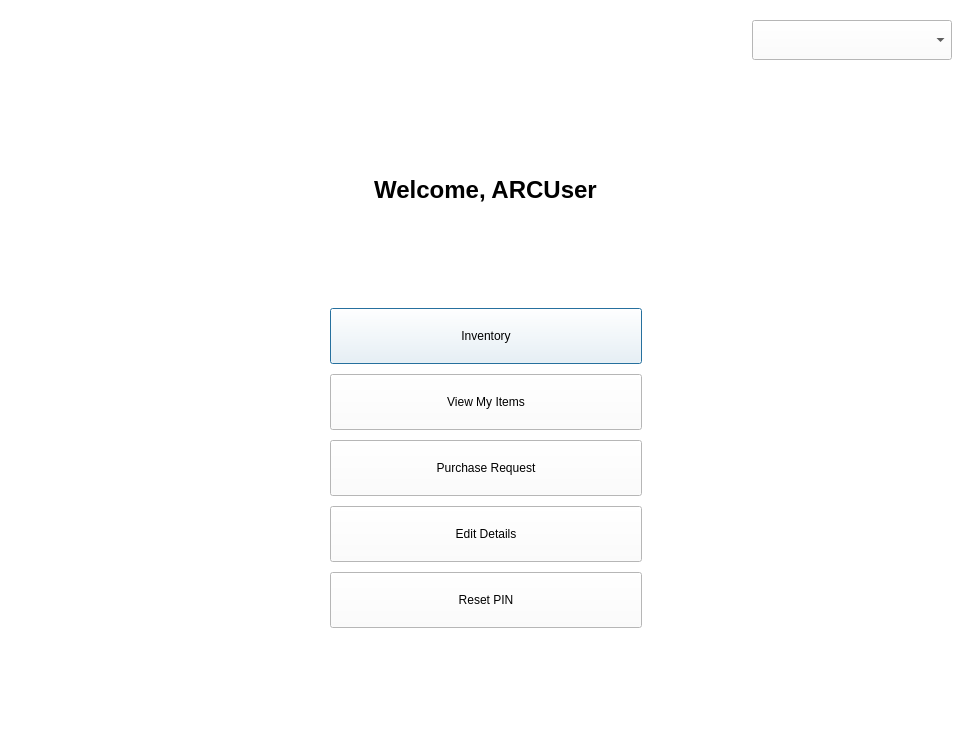
Above: userprofile.ui from arc-bphc/sims-gui before the change. Below: the same form after it.
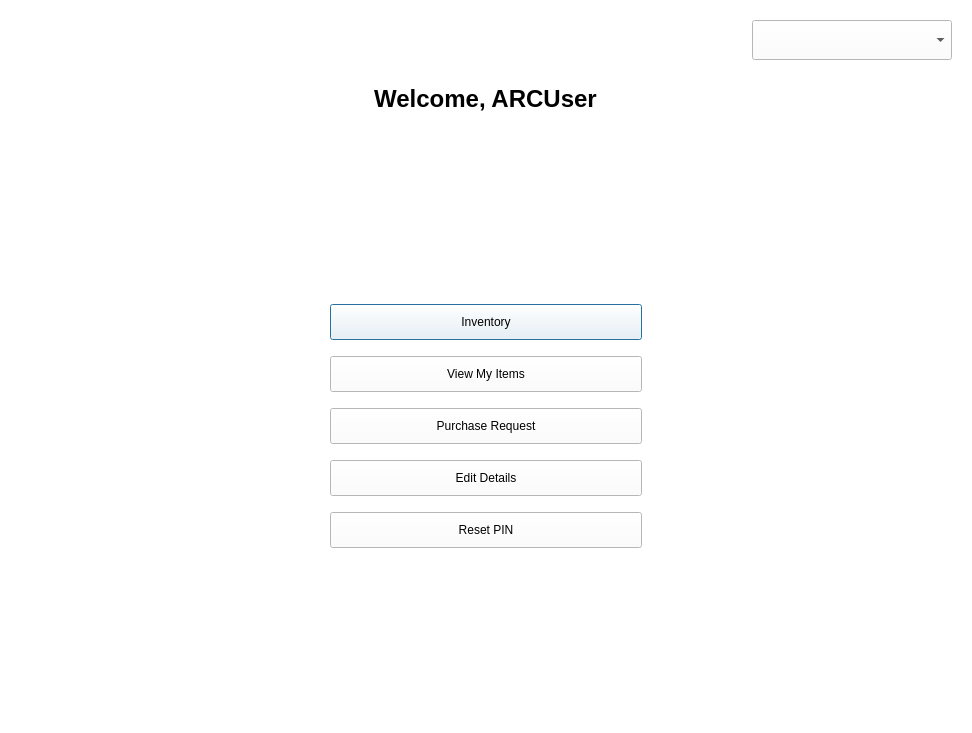
That is the form after the change. Icons and pictures are not drawn.

What changed in the file:
```diff
--- a/userprofile.ui
+++ b/userprofile.ui
@@ -14,7 +14,7 @@
    <string>Dialog</string>
   </property>
   <property name="styleSheet">
-   <string notr="true">QPushButton {padding: 20px}
+   <string notr="true">QPushButton {padding: 10px}
 QWidget {background-color: rgb(255, 255, 255)}
 </string>
   </property>
@@ -22,43 +22,30 @@
    <item row="0" column="0">
     <layout class="QGridLayout" name="gridLayout">
      <property name="verticalSpacing">
-      <number>10</number>
+      <number>16</number>
      </property>
-     <item row="1" column="1">
-      <spacer name="verticalSpacer_2">
-       <property name="orientation">
-        <enum>Qt::Vertical</enum>
-       </property>
-       <property name="sizeHint" stdset="0">
-        <size>
-         <width>20</width>
-         <height>40</height>
-        </size>
-       </property>
-      </spacer>
-     </item>
-     <item row="4" column="1">
+     <item row="3" column="1">
       <widget class="QPushButton" name="inventoryButton">
        <property name="text">
         <string>Inventory</string>
        </property>
       </widget>
      </item>
-     <item row="7" column="1">
+     <item row="6" column="1">
       <widget class="QPushButton" name="editDetailsButton">
        <property name="text">
         <string>Edit Details</string>
        </property>
       </widget>
      </item>
-     <item row="5" column="1">
+     <item row="4" column="1">
       <widget class="QPushButton" name="viewItemsButton">
        <property name="text">
         <string>View My Items</string>
        </property>
       </widget>
      </item>
-     <item row="8" column="1">
+     <item row="7" column="1">
       <widget class="QPushButton" name="resetPinButton">
        <property name="text">
         <string>Reset PIN</string>
@@ -137,7 +124,7 @@
        </property>
       </widget>
      </item>
-     <item row="2" column="1" alignment="Qt::AlignHCenter">
+     <item row="1" column="1" alignment="Qt::AlignHCenter">
       <widget class="QLabel" name="label">
        <property name="sizePolicy">
         <sizepolicy hsizetype="Preferred" vsizetype="Fixed">
@@ -150,7 +137,7 @@
        </property>
       </widget>
      </item>
-     <item row="6" column="1">
+     <item row="5" column="1">
       <widget class="QPushButton" name="requestButton">
        <property name="text">
         <string>Purchase Request</string>
@@ -161,7 +148,7 @@
        </property>
       </widget>
      </item>
-     <item row="9" column="1">
+     <item row="8" column="1">
       <spacer name="verticalSpacer">
        <property name="orientation">
         <enum>Qt::Vertical</enum>
@@ -174,19 +161,6 @@
        </property>
       </spacer>
      </item>
-     <item row="3" column="1">
-      <spacer name="verticalSpacer_3">
-       <property name="orientation">
-        <enum>Qt::Vertical</enum>
-       </property>
-       <property name="sizeHint" stdset="0">
-        <size>
-         <width>20</width>
-         <height>40</height>
-        </size>
-       </property>
-      </spacer>
-     </item>
      <item row="0" column="0" alignment="Qt::AlignLeft|Qt::AlignTop">
       <widget class="QPushButton" name="pushButton_2">
        <property name="maximumSize">
@@ -220,6 +194,19 @@
        </property>
       </widget>
      </item>
+     <item row="2" column="1">
+      <spacer name="verticalSpacer_3">
+       <property name="orientation">
+        <enum>Qt::Vertical</enum>
+       </property>
+       <property name="sizeHint" stdset="0">
+        <size>
+         <width>20</width>
+         <height>40</height>
+        </size>
+       </property>
+      </spacer>
+     </item>
     </layout>
    </item>
   </layout>
```
